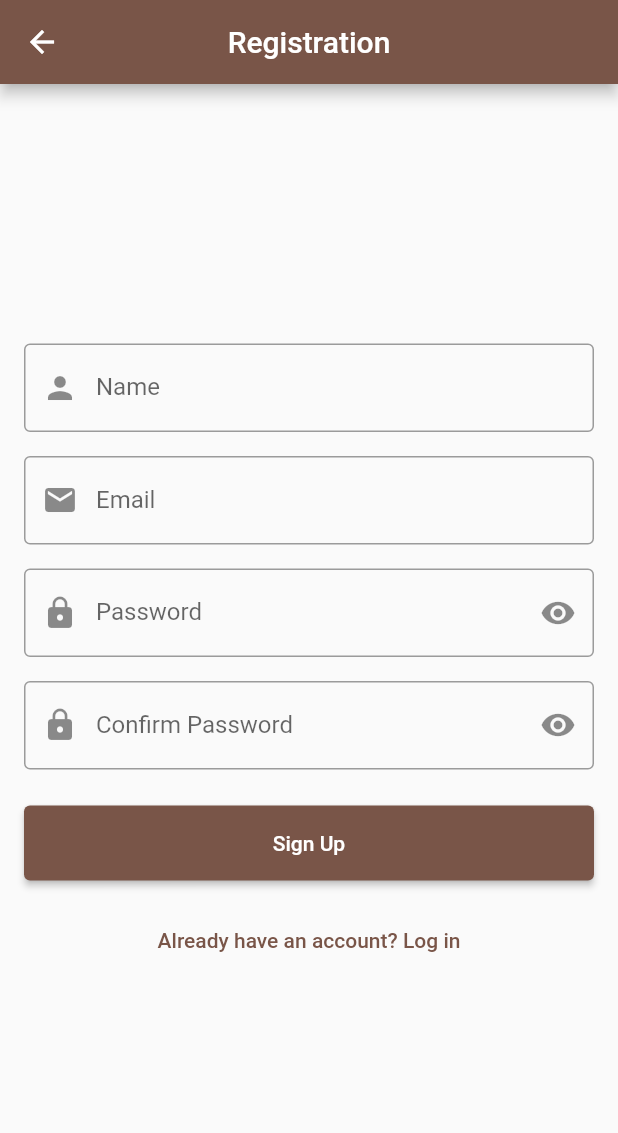
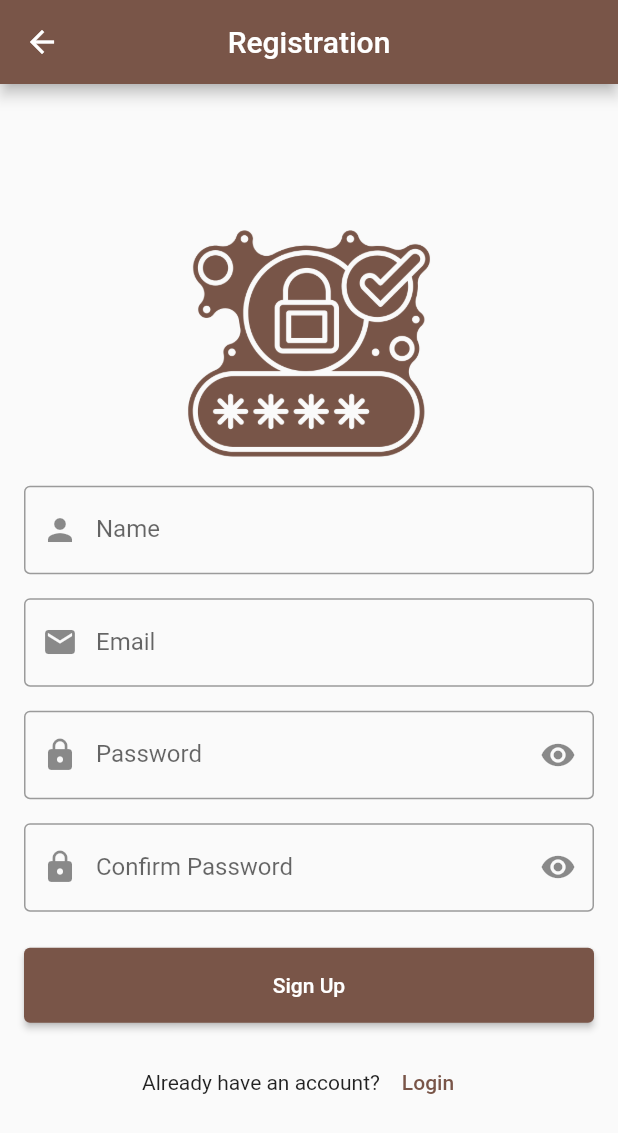
Before and after one commit to ahmaddioxide/FireBlog, a Flutter app: the Registration screen opened by its route, on a phone screen of 412 x 824 dp. Shown: the top 1133 px of the screen. Run offline on Flutter 3.47's test engine with Material 2 defaults, Android fonts, the phone set to English and light mode, and no system bars; our stand-ins replace cached_network_image, cloud_firestore, device_preview, firebase_auth, firebase_core, firebase_storage and 4 more; missing offline and left inert: flutter_quill; accounts and stored records are empty.

Commit message:
Login|Register screen's UI updated

```diff
--- a/lib/views/blog_info_screen.dart
+++ b/lib/views/blog_info_screen.dart
@@ -168,7 +168,7 @@ class BlogInfo extends StatelessWidget {
                   children: [
                     const Text(
                       'Like this blog?',
-                      style: const TextStyle(
+                      style:  TextStyle(
                         fontSize: 18,
                       ),
                     ),
--- a/lib/views/registration_screen.dart
+++ b/lib/views/registration_screen.dart
@@ -1,5 +1,6 @@
 import 'package:flutter/material.dart';
 import 'package:flutter_spinkit/flutter_spinkit.dart';
+import 'package:font_awesome_flutter/font_awesome_flutter.dart';
 
 import '../controllers/auth_controller..dart';
 import 'login_screen.dart';
@@ -47,6 +48,7 @@ class _RegistrationState extends State<Registration> {
               child: Column(
                 mainAxisAlignment: MainAxisAlignment.center,
                 children: [
+                   Image(image: const AssetImage('assets/images/signupIllustration.png'), height: MediaQuery.of(context).size.height * 0.23),
                   TextFormField(
                     controller: _nameController,
                     decoration: const InputDecoration(
@@ -211,16 +213,17 @@ class _RegistrationState extends State<Registration> {
                     ),
                   ),
                   const SizedBox(height: 16.0),
-                  TextButton(
-                    onPressed: () {
-                      Navigator.push(
-                        context,
-                        MaterialPageRoute(
-                          builder: (context) => const Login(),
-                        ),
-                      );
-                    },
-                    child: const Text("Already have an account? Log in"),
+                  Row(
+                    mainAxisAlignment: MainAxisAlignment.center,
+                    children: [
+                      const Text("Already have an account?"),
+                      TextButton(
+                        onPressed: () {
+                          Navigator.pushReplacementNamed(context, "/login");
+                        },
+                        child: const Text("Login"),
+                      ),
+                    ],
                   ),
                 ],
               ),
```
Also changed, not shown: lib/views/login_screen.dart (+16 -0 lines), assets/images/loginIllustration.png (added), assets/images/signupIllustration.png (added), loginIllustration.png (added), signupIllustration.png (added), 5 other files.
